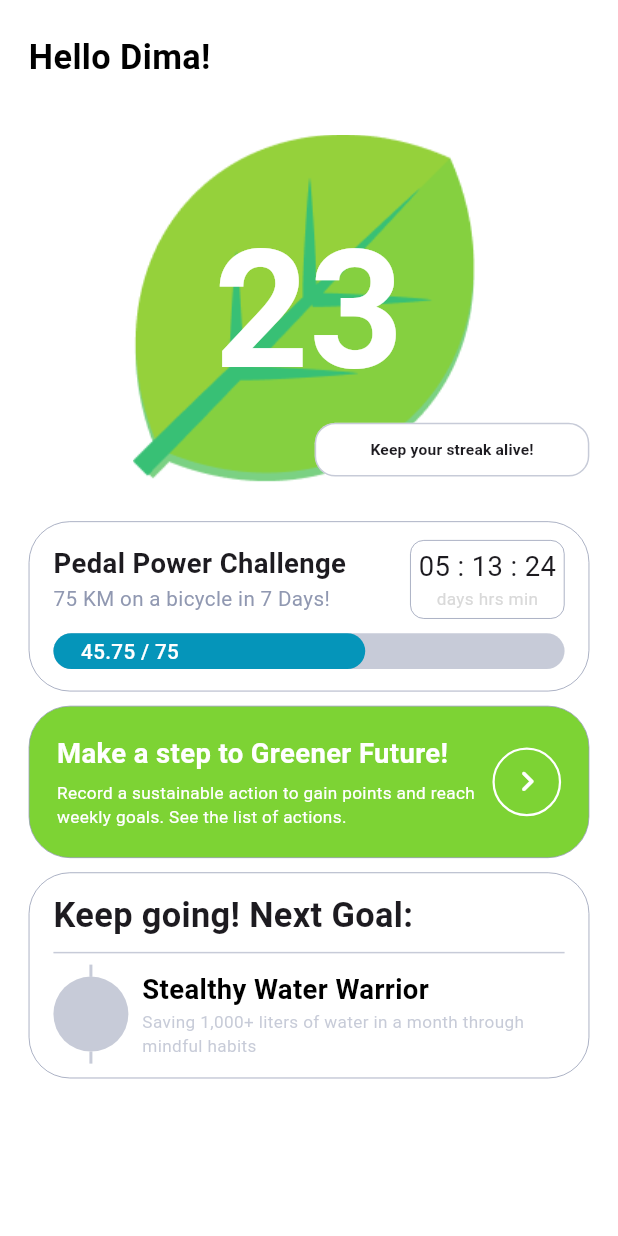
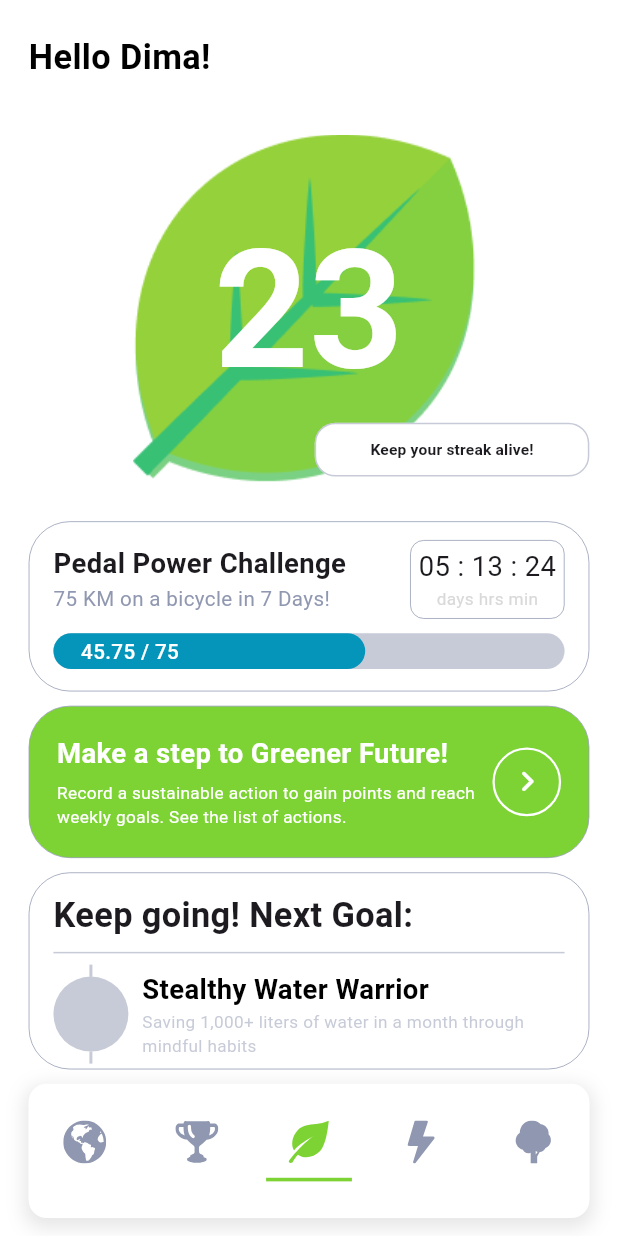
Before and after one commit to Kamal578/CH4NGE_UI, a Flutter app: the screen it shows after launch, on a phone screen of 412 x 824 dp. Run offline on Flutter 3.47's test engine with Material 3 defaults, Android fonts, the phone set to English and light mode, and no system bars; our stand-ins replace dio, either_dart, flutter_bloc, flutter_dotenv, flutter_screenutil, flutter_svg and 3 more.

Commit message:
Added Custom Navbar

```diff
--- a/lib/features/layers/presentation/screens/home/view/home_page.dart
+++ b/lib/features/layers/presentation/screens/home/view/home_page.dart
@@ -36,6 +36,7 @@ class _HomePageState extends State<HomePage> {
               SizedBox(height: 8.h),
               _buildNextAchievementWidget(),
               SizedBox(height: 8.h),
+              _buildCustomNavbarWidget(),
             ],
           ),
         ),
@@ -335,7 +336,7 @@ class _HomePageState extends State<HomePage> {
   _buildNextAchievementWidget() {
     return Container(
       width: double.maxFinite,
-      height: 115.h,
+      height: 110.h,
       padding: EdgeInsets.fromLTRB(16, 12, 16, 4),
       decoration: BoxDecoration(
         borderRadius: BorderRadius.circular(24.r),
@@ -417,5 +418,9 @@ class _HomePageState extends State<HomePage> {
     );
   }
 
-
+  _buildCustomNavbarWidget() {
+    return CustomBottomNavBar(
+      selectedIndex: 2,
+    );
+  }
 }
--- /dev/null
+++ b/lib/features/layers/presentation/widgets/custom_navbar.dart
@@ -0,0 +1,156 @@
+import 'package:flutter/material.dart';
+import 'package:flutter_screenutil/flutter_screenutil.dart';
+import 'package:flutter_svg/flutter_svg.dart';
+import 'package:go_router/go_router.dart';
+
+class CustomBottomNavBar extends StatefulWidget {
+  final int selectedIndex;
+
+  const CustomBottomNavBar({
+    super.key,
+    required this.selectedIndex,
+  });
+
+  @override
+  _CustomBottomNavBarState createState() => _CustomBottomNavBarState();
+}
+
+class _CustomBottomNavBarState extends State<CustomBottomNavBar> {
+  late int _currentIndex;
+
+  @override
+  void initState() {
+    super.initState();
+    _currentIndex = widget.selectedIndex;
+  }
+
+  void _onItemTapped(int index) {
+    setState(() {
+      _currentIndex = index;
+    });
+
+    final routes = [
+      '/feed',
+      '/leaderboard',
+      '/',
+      '/challenges',
+      '/map',
+    ];
+
+    if (index >= 0 && index < routes.length) {
+      context.go(routes[index]);
+    }
+  }
+
+  @override
+  Widget build(BuildContext context) {
+    return SizedBox(
+      height: 75.h,
+      child: Stack(
+        children: [
+          // Background container
+          Container(
+            height: 75.h,
+            color: Colors.white,
+          ),
+          // Floating navbar container
+          Container(
+            height: 80.h,
+            padding: const EdgeInsets.symmetric(vertical: 12),
+            decoration: BoxDecoration(
+              color: Colors.white,
+              borderRadius: BorderRadius.circular(12),
+              boxShadow: [
+                BoxShadow(
+                  color: Colors.black.withValues(alpha: 0.1),
+                  blurRadius: 10,
+                  spreadRadius: 2,
+                  offset: Offset(0, 4),
+                ),
+              ],
+            ),
+            child: CustomNavbar(
+              currentIndex: _currentIndex,
+              onTap: _onItemTapped,
+              backgroundColor: Colors.white,
+              selectedItemColor: const Color.fromARGB(255, 125, 211, 52),
+              unselectedItemColor: const Color.fromARGB(255, 144, 152, 177),
+              iconPaths: [
+                'assets/icons/earth-13-svgrepo-com.svg',
+                'assets/icons/trophy-material-7-svgrepo-com.svg',
+                'assets/icons/leaf-svgrepo-com.svg',
+                'assets/icons/lightning-fill-svgrepo-com.svg',
+                'assets/icons/tree-svgrepo-com.svg',
+              ],
+            ),
+          ),
+        ],
+      ),
+    );
+  }
+}
+
+class CustomNavbar extends StatelessWidget {
+  final int currentIndex;
+  final Function(int) onTap;
+  final Color backgroundColor;
+  final Color selectedItemColor;
+  final Color unselectedItemColor;
+  final List<String> iconPaths;
+
+  const CustomNavbar({
+    super.key,
+    required this.currentIndex,
+    required this.onTap,
+    required this.backgroundColor,
+    required this.selectedItemColor,
+    required this.unselectedItemColor,
+    required this.iconPaths,
+  });
+
+  @override
+  Widget build(BuildContext context) {
+    return Container(
+      height: 75.h,
+      padding: EdgeInsets.symmetric(vertical: 5.h),
+      color: backgroundColor,
+      child: Row(
+        children: List.generate(iconPaths.length, (index) {
+          return Expanded(
+            child: GestureDetector(
+              onTap: () => onTap(index),
+              child: Column(
+                mainAxisSize: MainAxisSize.min,
+                children: [
+                  SizedBox(
+                    height: 24.h,
+                    width: 50.w, // Assigns equal maximum width to all icons
+                    child: SvgPicture.asset(
+                      iconPaths[index],
+                      fit: BoxFit.contain,
+                      colorFilter: ColorFilter.mode(
+                        currentIndex == index
+                            ? selectedItemColor
+                            : unselectedItemColor,
+                        BlendMode.srcIn,
+                      ),
+                    ),
+                  ),
+                  SizedBox(height: 8.h), // Adds spacing
+                  Container(
+                    height: 2.h,
+                    width:
+                        50.w, // Ensures underline width matches the icon width
+                    color: currentIndex == index
+                        ? selectedItemColor
+                        : Colors.transparent,
+                  ),
+                ],
+              ),
+            ),
+          );
+        }),
+      ),
+    );
+  }
+}
--- a/lib/main.dart
+++ b/lib/main.dart
@@ -1,9 +1,14 @@
 import 'package:ch4nge/features/layers/presentation/screens/authentication/auth.dart';
+import 'package:ch4nge/features/layers/presentation/screens/challenges/challenges_page.dart';
+import 'package:ch4nge/features/layers/presentation/screens/feed/feed_page.dart';
 import 'package:ch4nge/features/layers/presentation/screens/home/view/home_page.dart';
+import 'package:ch4nge/features/layers/presentation/screens/leaderboard/leaderboard_page.dart';
+import 'package:ch4nge/features/layers/presentation/screens/map/map_page.dart';
 import 'package:flutter/foundation.dart';
 import 'package:flutter/material.dart';
 import 'package:flutter_dotenv/flutter_dotenv.dart';
 import 'package:flutter_screenutil/flutter_screenutil.dart';
+import 'package:go_router/go_router.dart';
 import 'core/di/service_locator.dart';
 
 void main() async {
@@ -23,15 +28,47 @@ class MyApp extends StatelessWidget {
 
   @override
   Widget build(BuildContext context) {
+    final GoRouter router = GoRouter(
+      initialLocation: '/',
+      routes: [
+        GoRoute(
+          path: '/',
+          builder: (context, state) => HomePage(),
+        ),
+        GoRoute(
+          path: '/auth',
+          builder: (context, state) => AuthPage(),
+        ),
+        GoRoute(
+          path: '/leaderboard',
+          builder: (context, state) => const LeaderboardPage(),
+        ),
+        GoRoute(
+          path: '/feed',
+          builder: (context, state) => const FeedPage(),
+        ),
+        GoRoute(
+          path: '/challenges',
+          builder: (context, state) => const ChallengesPage(),
+        ),
+        GoRoute(
+          path: '/map',
+          builder: (context, state) => const MapPage(),
+        ),
+      ],
+    );
+
     return ScreenUtilInit(
-      builder: (context, child) => MaterialApp(
+      builder: (context, child) => MaterialApp.router(
         debugShowCheckedModeBanner: false,
         title: 'Flutter Demo',
         theme: ThemeData(
           colorScheme: ColorScheme.fromSeed(seedColor: Colors.deepPurple),
           useMaterial3: true,
         ),
-        home: HomePage(),
+        routeInformationParser: router.routeInformationParser,
+        routerDelegate: router.routerDelegate,
+        routeInformationProvider: router.routeInformationProvider,
       ),
     );
   }
--- a/pubspec.yaml
+++ b/pubspec.yaml
@@ -43,6 +43,7 @@ dependencies:
   flutter_bloc: ^9.1.0
   flutter_screenutil: ^5.9.3
   go_router: ^14.8.1
+  flutter_svg: ^2.0.17
 
 dev_dependencies:
   flutter_test:
@@ -74,6 +75,11 @@ flutter:
     - .env.dev
     - .env.prod
     - assets/images/leaf_streak.png
+    - assets/icons/earth-13-svgrepo-com.svg
+    - assets/icons/leaf-svgrepo-com.svg
+    - assets/icons/lightning-fill-svgrepo-com.svg
+    - assets/icons/tree-svgrepo-com.svg
+    - assets/icons/trophy-material-7-svgrepo-com.svg
 
   # An image asset can refer to one or more resolution-specific "variants", see
   # https://flutter.dev/to/resolution-aware-images
```
Also changed, not shown: lib/features/layers/presentation/screens/challenges/challenges_page.dart (added, +31 -0 lines), lib/features/layers/presentation/screens/feed/feed_page.dart (added, +31 -0 lines), lib/features/layers/presentation/screens/leaderboard/leaderboard_page.dart (added, +29 -0 lines), lib/features/layers/presentation/screens/map/map_page.dart (added, +31 -0 lines), assets/icons/earth-13-svgrepo-com.svg (added), assets/icons/leaf-svgrepo-com.svg (added), assets/icons/lightning-fill-svgrepo-com.svg (added), assets/icons/tree-svgrepo-com.svg (added), assets/icons/trophy-material-7-svgrepo-com.svg (added), flutter_01.png (added), pubspec.lock.
